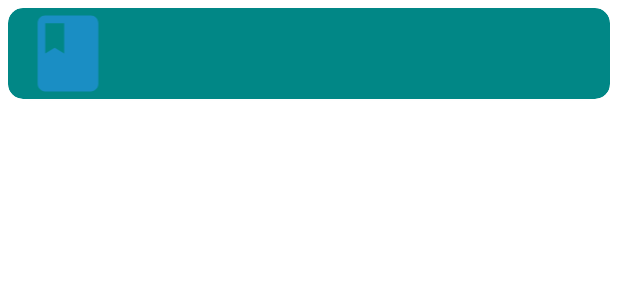
After one commit to azkaNoreen/Noorehooda, an Android app: the layout chapterlist.xml on its own in the app's theme, with its tools: preview values and no code run, on a phone screen of 412 x 824 dp. The commit adds this screen. Shown: the top 300 px of the screen. Run offline under Robolectric (Android 15) with nearby library versions, the phone set to English and light mode, and no system bars.

Commit message:
Recycle View on Surahs

```diff
--- a/app/src/main/res/layout/activity_base.xml
+++ b/app/src/main/res/layout/activity_base.xml
@@ -5,10 +5,10 @@
     android:layout_width="match_parent"
     android:layout_height="match_parent"
     tools:context=".assignment1.Base">
-    <ListView
+    <androidx.recyclerview.widget.RecyclerView
         android:layout_width="match_parent"
         android:layout_height="wrap_content"
         android:id="@+id/mylist"
-        ></ListView>
+        ></androidx.recyclerview.widget.RecyclerView>
 
 </RelativeLayout>
--- /dev/null
+++ b/app/src/main/res/layout/chapterlist.xml
@@ -0,0 +1,56 @@
+<?xml version="1.0" encoding="utf-8"?>
+<LinearLayout xmlns:android="http://schemas.android.com/apk/res/android"
+    android:layout_width="match_parent"
+    android:layout_height="match_parent"
+    xmlns:app="http://schemas.android.com/apk/res-auto"
+    android:orientation="vertical">
+    <androidx.cardview.widget.CardView
+        android:layout_width="match_parent"
+        android:layout_height="wrap_content"
+        android:layout_margin="5dp"
+        android:backgroundTint="@color/teal_700"
+        app:cardCornerRadius="10dp">
+
+        <LinearLayout
+            android:layout_width="match_parent"
+            android:layout_height="wrap_content"
+            android:orientation="horizontal">
+            <ImageView
+                android:layout_width="80dp"
+                android:layout_height="match_parent"
+                android:id="@+id/imag"
+                android:src="@drawable/ic_baseline_book_24"></ImageView>
+
+<LinearLayout
+    android:layout_width="match_parent"
+    android:layout_height="wrap_content"
+    android:orientation="vertical">
+
+            <TextView
+                android:id="@+id/name"
+                android:layout_width="match_parent"
+                android:layout_height="wrap_content"
+                android:layout_marginLeft="12dp"
+                android:layout_marginRight="12dp"
+                android:fontFamily="@font/noorehuda"
+                android:textColor="@color/white"
+                android:textSize="24sp"></TextView>
+
+            <TextView
+                android:id="@+id/englishName"
+                android:layout_width="match_parent"
+                android:layout_height="wrap_content"
+                android:layout_marginLeft="12dp"
+                android:layout_marginRight="12dp"
+                android:fontFamily="@font/jameel"
+                android:textColor="@color/white"></TextView>
+
+        </LinearLayout>
+        </LinearLayout>
+
+
+    </androidx.cardview.widget.CardView>
+
+
+
+</LinearLayout>
```
Also changed, not shown: app/src/main/java/com/example/noorehuda/assignment1/Base.java (+29 -24 lines), app/src/main/java/com/example/noorehuda/assignment1/QDH.java (+17 -5 lines), app/src/main/java/com/example/noorehuda/assignment2/ChapterRecyclerViewAdapter.java (added, +57 -0 lines), app/src/main/res/drawable-v24/ic_subject.png (added), app/src/main/res/drawable/ic_subject.png (added).
